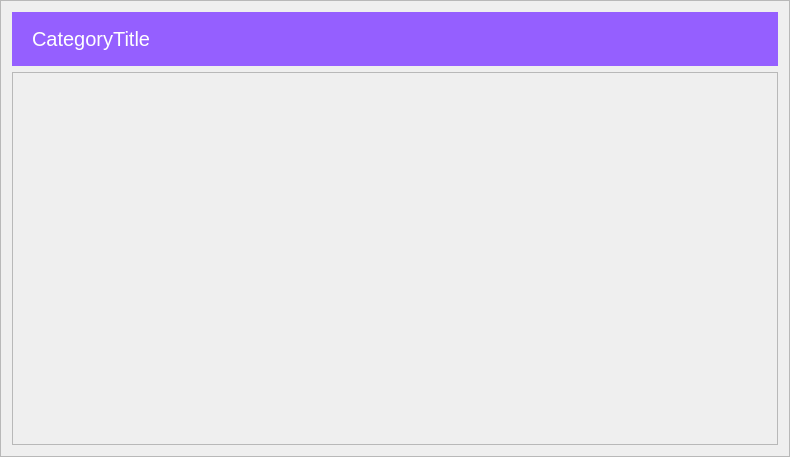
Above: copyclare/ui/banner.ui from MotionInput/Team14-CopyClare before the change. Below: the same form after it.
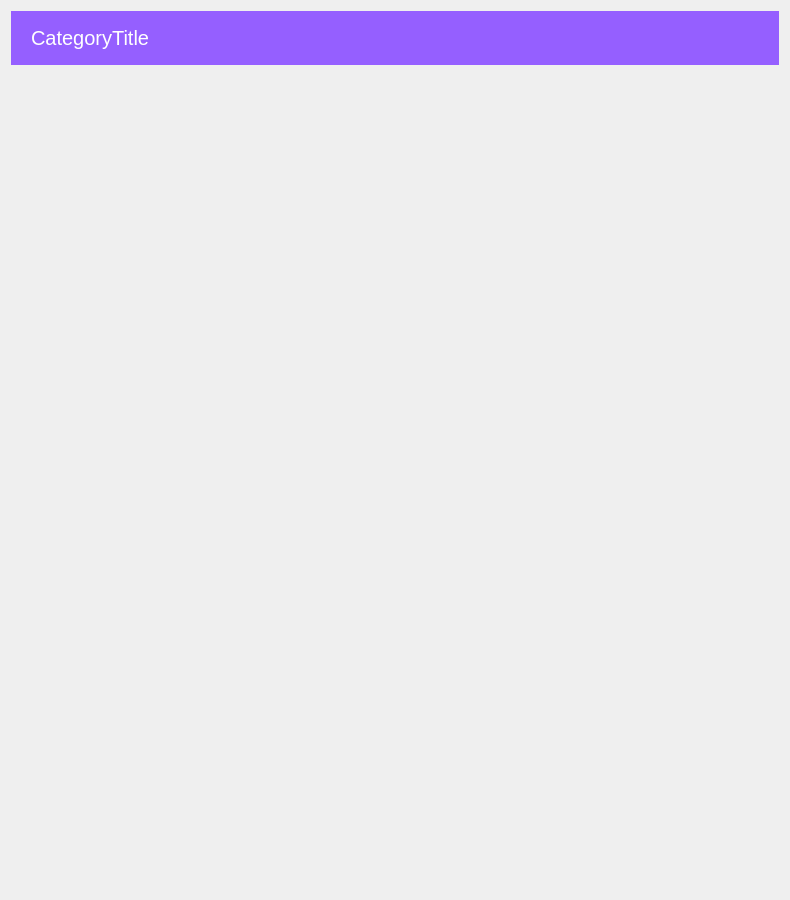
That is the form after the change.

Commit message: set min height

The edit to the form file:
```diff
--- a/copyclare/ui/banner.ui
+++ b/copyclare/ui/banner.ui
@@ -7,9 +7,15 @@
     <x>0</x>
     <y>0</y>
     <width>790</width>
-    <height>457</height>
+    <height>900</height>
    </rect>
   </property>
+  <property name="minimumSize">
+   <size>
+    <width>0</width>
+    <height>900</height>
+   </size>
+  </property>
   <property name="font">
    <font>
     <weight>50</weight>
@@ -26,7 +32,7 @@
 }</string>
   </property>
   <property name="frameShape">
-   <enum>QFrame::StyledPanel</enum>
+   <enum>QFrame::NoFrame</enum>
   </property>
   <property name="frameShadow">
    <enum>QFrame::Raised</enum>
@@ -57,6 +63,9 @@
    </item>
    <item>
     <widget class="QScrollArea" name="scrollArea">
+     <property name="frameShape">
+      <enum>QFrame::NoFrame</enum>
+     </property>
      <property name="verticalScrollBarPolicy">
       <enum>Qt::ScrollBarAlwaysOff</enum>
      </property>
@@ -71,8 +80,8 @@
        <rect>
         <x>0</x>
         <y>0</y>
-        <width>762</width>
-        <height>367</height>
+        <width>766</width>
+        <height>814</height>
        </rect>
       </property>
       <layout class="QHBoxLayout" name="horizontalLayout"/>
```
